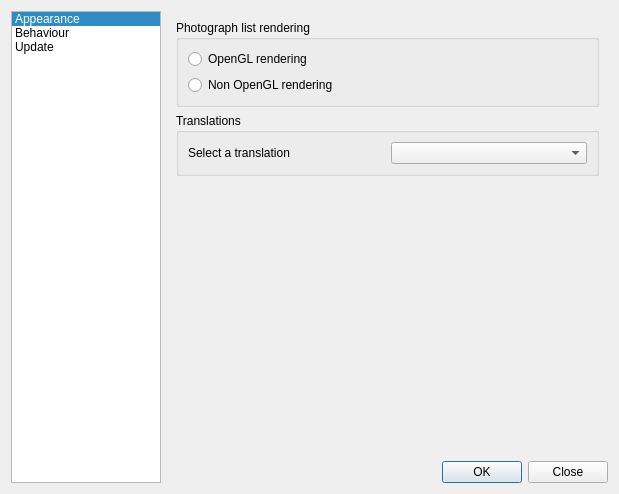
Before: the Qt Designer form trunk/src/dialogs/configuration.ui in BackupTheBerlios/galerist-svn, drawn with Qt 5.
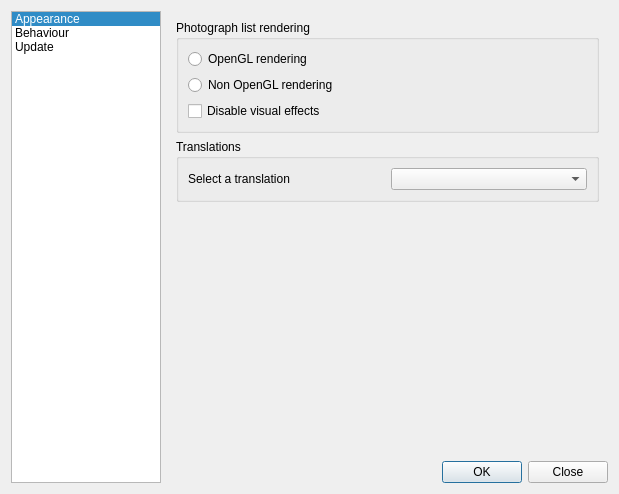
After: the same form once the commit is applied. Icons and pictures are not drawn. Custom widgets are drawn as their Qt base class.

Commit message: Added option to disable visual effects. Also made some tweaks to photo control sliders.

```diff
--- a/trunk/src/dialogs/configuration.ui
+++ b/trunk/src/dialogs/configuration.ui
@@ -122,6 +122,13 @@
             </property>
            </widget>
           </item>
+          <item row="2" column="0" >
+           <widget class="QCheckBox" name="effectsBox" >
+            <property name="text" >
+             <string>Disable visual effects</string>
+            </property>
+           </widget>
+          </item>
          </layout>
         </widget>
        </item>
```
The commit also changes 7 other files.
